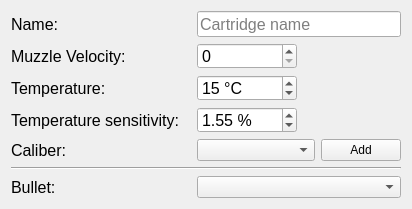
This is ui_templates/catalog_cartridge.ui in o-murphy/archer_ballistics_constructor as Qt 5 draws it before an edit. The edited form follows.
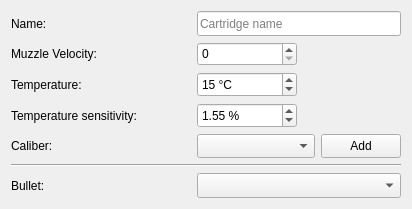
This is the edited form.

The edit to the form file:
```diff
--- a/ui_templates/catalog_cartridge.ui
+++ b/ui_templates/catalog_cartridge.ui
@@ -40,11 +40,6 @@
        <height>0</height>
       </size>
      </property>
-     <property name="font">
-      <font>
-       <pointsize>12</pointsize>
-      </font>
-     </property>
      <property name="text">
       <string>Bullet:</string>
      </property>
@@ -70,11 +65,6 @@
        <height>16777215</height>
       </size>
      </property>
-     <property name="font">
-      <font>
-       <pointsize>12</pointsize>
-      </font>
-     </property>
      <property name="text">
       <string>Name:</string>
      </property>
@@ -94,11 +84,6 @@
        <height>16777215</height>
       </size>
      </property>
-     <property name="font">
-      <font>
-       <pointsize>12</pointsize>
-      </font>
-     </property>
      <property name="styleSheet">
       <string notr="true"/>
      </property>
@@ -130,11 +115,6 @@
        <height>16777215</height>
       </size>
      </property>
-     <property name="font">
-      <font>
-       <pointsize>12</pointsize>
-      </font>
-     </property>
      <property name="text">
       <string>Muzzle Velocity:</string>
      </property>
@@ -160,11 +140,6 @@
        <height>16777215</height>
       </size>
      </property>
-     <property name="font">
-      <font>
-       <pointsize>12</pointsize>
-      </font>
-     </property>
      <property name="text">
       <string>Temperature:</string>
      </property>
@@ -184,11 +159,6 @@
        <height>0</height>
       </size>
      </property>
-     <property name="font">
-      <font>
-       <pointsize>12</pointsize>
-      </font>
-     </property>
      <property name="text">
       <string>Temperature sensitivity:</string>
      </property>
@@ -208,11 +178,6 @@
        <height>0</height>
       </size>
      </property>
-     <property name="font">
-      <font>
-       <pointsize>12</pointsize>
-      </font>
-     </property>
      <property name="text">
       <string>Caliber:</string>
      </property>
@@ -232,11 +197,6 @@
        <height>16777215</height>
       </size>
      </property>
-     <property name="font">
-      <font>
-       <pointsize>12</pointsize>
-      </font>
-     </property>
      <property name="suffix">
       <string> %</string>
      </property>
@@ -303,11 +263,6 @@
        <height>0</height>
       </size>
      </property>
-     <property name="font">
-      <font>
-       <pointsize>12</pointsize>
-      </font>
-     </property>
      <property name="styleSheet">
       <string notr="true"/>
      </property>
@@ -359,11 +314,6 @@
        <height>16777215</height>
       </size>
      </property>
-     <property name="font">
-      <font>
-       <pointsize>12</pointsize>
-      </font>
-     </property>
      <property name="styleSheet">
       <string notr="true"/>
      </property>
```
